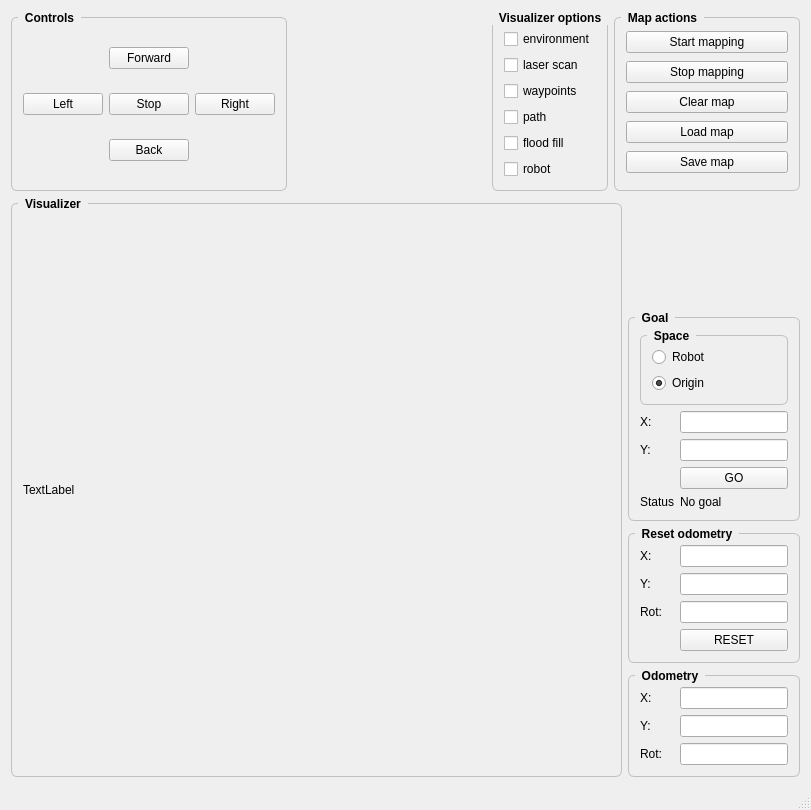
Qt form kobuki_project/ui/mainwindow.ui (JakubHazik/rmr_kobuki) before a commit.
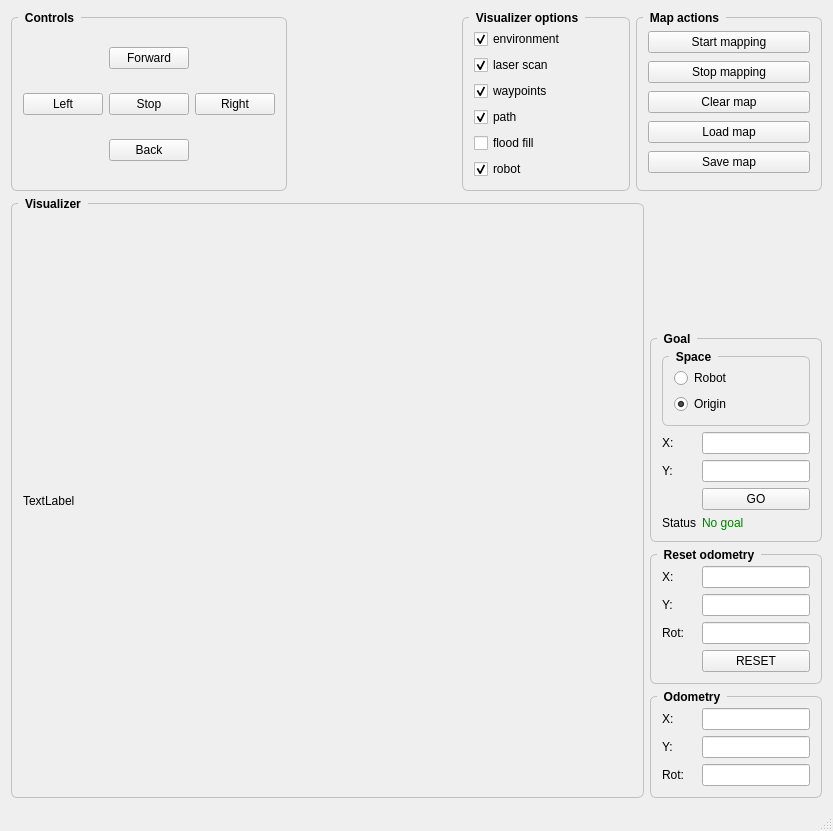
The same form after that commit.

Commit message:
integrate movement to UI
.

What changed in the file:
```diff
--- a/kobuki_project/ui/mainwindow.ui
+++ b/kobuki_project/ui/mainwindow.ui
@@ -6,8 +6,8 @@
    <rect>
     <x>0</x>
     <y>0</y>
-    <width>811</width>
-    <height>810</height>
+    <width>833</width>
+    <height>831</height>
    </rect>
   </property>
   <property name="windowTitle">
@@ -116,6 +116,9 @@
         <property name="orientation">
          <enum>Qt::Horizontal</enum>
         </property>
+        <property name="sizeType">
+         <enum>QSizePolicy::Expanding</enum>
+        </property>
         <property name="sizeHint" stdset="0">
          <size>
           <width>40</width>
@@ -125,7 +128,13 @@
        </spacer>
       </item>
       <item>
-       <widget class="QGroupBox" name="groupBox">
+       <widget class="QGroupBox" name="visualizerOptions_box">
+        <property name="sizePolicy">
+         <sizepolicy hsizetype="MinimumExpanding" vsizetype="Preferred">
+          <horstretch>0</horstretch>
+          <verstretch>0</verstretch>
+         </sizepolicy>
+        </property>
         <property name="styleSheet">
          <string notr="true">QGroupBox {
     font: bold;
@@ -136,7 +145,7 @@
 
 QGroupBox::title {
     subcontrol-origin: margin;
-
+    left: 7px;
     padding: 0px 5px 0px 5px;
 }</string>
         </property>
@@ -155,6 +164,9 @@
            <property name="text">
             <string>environment</string>
            </property>
+           <property name="checked">
+            <bool>true</bool>
+           </property>
           </widget>
          </item>
          <item>
@@ -168,6 +180,9 @@
            <property name="text">
             <string>laser scan</string>
            </property>
+           <property name="checked">
+            <bool>true</bool>
+           </property>
           </widget>
          </item>
          <item>
@@ -181,6 +196,9 @@
            <property name="text">
             <string>waypoints</string>
            </property>
+           <property name="checked">
+            <bool>true</bool>
+           </property>
           </widget>
          </item>
          <item>
@@ -194,6 +212,9 @@
            <property name="text">
             <string>path</string>
            </property>
+           <property name="checked">
+            <bool>true</bool>
+           </property>
           </widget>
          </item>
          <item>
@@ -220,6 +241,9 @@
            <property name="text">
             <string>robot</string>
            </property>
+           <property name="checked">
+            <bool>true</bool>
+           </property>
           </widget>
          </item>
         </layout>
@@ -495,6 +519,11 @@
            </item>
            <item row="6" column="1">
             <widget class="QLabel" name="goalStatus">
+             <property name="styleSheet">
+              <string notr="true">QLabel {
+color:  green;
+}</string>
+             </property>
              <property name="text">
               <string>No goal</string>
              </property>
```
Left out of the diff: 26 changed lines with no effect on the pictures. The commit also changes 5 other files.
